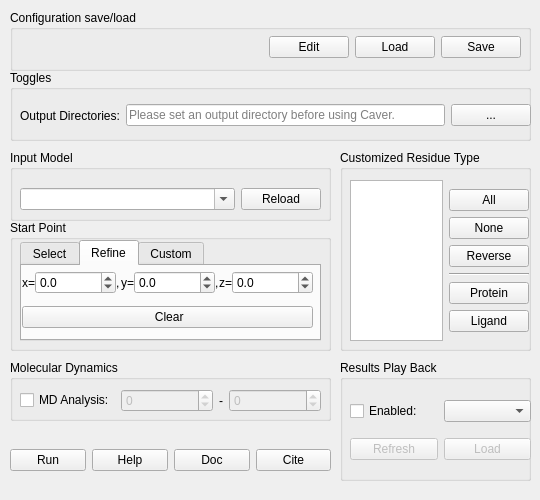
Above: Caver4/ui/caver.ui from YaoYinYing/caver-pymol-plugin before the change. Below: the same form after it.
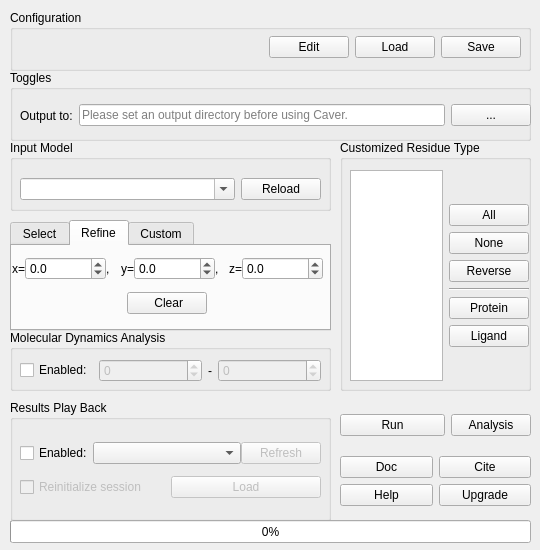
That is the form after the change. The open tabs and pages were chosen to show the change.

```diff
--- a/Caver4/ui/caver.ui
+++ b/Caver4/ui/caver.ui
@@ -7,19 +7,19 @@
     <x>0</x>
     <y>0</y>
     <width>540</width>
-    <height>500</height>
+    <height>550</height>
    </rect>
   </property>
   <property name="minimumSize">
    <size>
     <width>540</width>
-    <height>500</height>
+    <height>550</height>
    </size>
   </property>
   <property name="maximumSize">
    <size>
     <width>540</width>
-    <height>500</height>
+    <height>550</height>
    </size>
   </property>
   <property name="windowTitle">
@@ -35,7 +35,7 @@
     </rect>
    </property>
    <property name="title">
-    <string>Configuration save/load</string>
+    <string>Configuration</string>
    </property>
    <widget class="QWidget" name="horizontalLayoutWidget_9">
     <property name="geometry">
@@ -145,7 +145,7 @@
        <item>
         <widget class="QLabel" name="label_8">
          <property name="text">
-          <string>Output Directories:</string>
+          <string>Output to:</string>
          </property>
         </widget>
        </item>
@@ -178,7 +178,7 @@
    <property name="geometry">
     <rect>
      <x>10</x>
-     <y>150</y>
+     <y>140</y>
      <width>321</width>
      <height>71</height>
     </rect>
@@ -225,412 +225,13 @@
     </layout>
    </widget>
   </widget>
-  <widget class="QGroupBox" name="groupBox_4">
-   <property name="geometry">
-    <rect>
-     <x>10</x>
-     <y>220</y>
-     <width>321</width>
-     <height>131</height>
-    </rect>
-   </property>
-   <property name="title">
-    <string>Start Point </string>
-   </property>
-   <widget class="QTabWidget" name="tabWidget">
-    <property name="geometry">
-     <rect>
-      <x>10</x>
-      <y>20</y>
-      <width>301</width>
-      <height>101</height>
-     </rect>
-    </property>
-    <property name="currentIndex">
-     <number>0</number>
-    </property>
-    <widget class="QWidget" name="tab_coordinates">
-     <property name="toolTip">
-      <string>Use PyMOL selection to create starting point coordinates.</string>
-     </property>
-     <attribute name="title">
-      <string>Select</string>
-     </attribute>
-     <widget class="QWidget" name="verticalLayoutWidget_4">
-      <property name="geometry">
-       <rect>
-        <x>0</x>
-        <y>0</y>
-        <width>291</width>
-        <height>71</height>
-       </rect>
-      </property>
-      <layout class="QVBoxLayout" name="verticalLayout_3">
-       <property name="spacing">
-        <number>0</number>
-       </property>
-       <item>
-        <layout class="QHBoxLayout" name="horizontalLayout_14">
-         <item>
-          <widget class="QLabel" name="label_9">
-           <property name="text">
-            <string>Selection: </string>
-           </property>
-          </widget>
-         </item>
-         <item>
-          <widget class="QComboBox" name="comboBox_startPointSele">
-           <property name="sizePolicy">
-            <sizepolicy hsizetype="Expanding" vsizetype="Fixed">
-             <horstretch>0</horstretch>
-             <verstretch>0</verstretch>
-            </sizepolicy>
-           </property>
-           <property name="toolTip">
-            <string/>
-           </property>
-           <property name="editable">
-            <bool>true</bool>
-           </property>
-          </widget>
-         </item>
-        </layout>
-       </item>
-       <item>
-        <layout class="QHBoxLayout" name="horizontalLayout_15">
-         <item>
-          <widget class="QPushButton" name="pushButton_RefreshSelection">
-           <property name="toolTip">
-            <string>Refresh the selection list</string>
-           </property>
-           <property name="text">
-            <string>Refresh</string>
-           </property>
-          </widget>
-         </item>
-         <item>
-          <widget class="QPushButton" name="pushButton_convertStartPointSele">
-           <property name="toolTip">
-            <string>Convert selection into xyz-coordinates.</string>
-           </property>
-           <property name="text">
-            <string>Convert</string>
-           </property>
-          </widget>
-         </item>
-        </layout>
-       </item>
-      </layout>
-     </widget>
-    </widget>
-    <widget class="QWidget" name="tab_refine">
-     <property name="toolTip">
-      <string>Refine coordinates from PyMOL selection.</string>
-     </property>
-     <attribute name="title">
-      <string>Refine</string>
-     </attribute>
-     <widget class="QWidget" name="verticalLayoutWidget_3">
-      <property name="geometry">
-       <rect>
-        <x>0</x>
-        <y>-1</y>
-        <width>291</width>
-        <height>71</height>
-       </rect>
-      </property>
-      <layout class="QVBoxLayout" name="verticalLayout_7">
-       <item>
-        <layout class="QHBoxLayout" name="horizontalLayout_27">
-         <property name="spacing">
-          <number>0</number>
-         </property>
-         <item>
-          <layout class="QHBoxLayout" name="horizontalLayout_28">
-           <item>
-            <widget class="QLabel" name="label_20">
-             <property name="text">
-              <string>x=</string>
-             </property>
-            </widget>
-           </item>
-           <item>
-            <widget class="QDoubleSpinBox" name="doubleSpinBox_x">
-             <property name="suffix">
-              <string/>
-             </property>
-             <property name="decimals">
-              <number>1</number>
-             </property>
-             <property name="minimum">
-              <double>-100000.000000000000000</double>
-             </property>
-             <property name="maximum">
-              <double>100000.000000000000000</double>
-             </property>
-            </widget>
-           </item>
-          </layout>
-         </item>
-         <item>
-          <widget class="QLabel" name="label_21">
-           <property name="text">
-            <string>,</string>
-           </property>
-          </widget>
-         </item>
-         <item>
-          <layout class="QHBoxLayout" name="horizontalLayout_29">
-           <item>
-            <widget class="QLabel" name="label_22">
-             <property name="text">
-              <string>y=</string>
-             </property>
-            </widget>
-           </item>
-           <item>
-            <widget class="QDoubleSpinBox" name="doubleSpinBox_y">
-             <property name="suffix">
-              <string/>
-             </property>
-             <property name="decimals">
-              <number>1</number>
-             </property>
-             <property name="minimum">
-              <double>-100000.000000000000000</double>
-             </property>
-             <property name="maximum">
-              <double>100000.000000000000000</double>
-             </property>
-            </widget>
-           </item>
-          </layout>
-         </item>
-         <item>
-          <widget class="QLabel" name="label_23">
-           <property name="text">
-            <string>,</string>
-           </property>
-          </widget>
-         </item>
-         <item>
-          <layout class="QHBoxLayout" name="horizontalLayout_30">
-           <item>
-            <widget class="QLabel" name="label_24">
-             <property name="text">
-              <string>z=</string>
-             </property>
-            </widget>
-           </item>
-           <item>
-            <widget class="QDoubleSpinBox" name="doubleSpinBox_z">
-             <property name="suffix">
-              <string/>
-             </property>
-             <property name="decimals">
-              <number>1</number>
-             </property>
-             <property name="minimum">
-              <double>-100000.000000000000000</double>
-             </property>
-             <property name="maximum">
-              <double>100000.000000000000000</double>
-             </property>
-            </widget>
-           </item>
-          </layout>
-         </item>
-        </layout>
-       </item>
-       <item>
-        <widget class="QPushButton" name="pushButton_clearStartPointSele">
-         <property name="sizePolicy">
-          <sizepolicy hsizetype="Ignored" vsizetype="Fixed">
-           <horstretch>0</horstretch>
-           <verstretch>0</verstretch>
-          </sizepolicy>
-         </property>
-         <property name="toolTip">
-          <string>If you wish to use Custom input, clear the selections.</string>
-         </property>
-         <property name="text">
-          <string> Clear</string>
-         </property>
-        </widget>
-       </item>
-      </layout>
-     </widget>
-    </widget>
-    <widget class="QWidget" name="tab_atoms">
-     <property name="toolTip">
-      <string>Input custom starting point settings. Atoms for atom ids, Residues for residue ids, coordinates for xyz coordinates. For Residues, please check the chain IDs of input model.</string>
-     </property>
-     <attribute name="title">
-      <string>Custom</string>
-     </attribute>
-     <widget class="QWidget" name="verticalLayoutWidget_2">
-      <property name="geometry">
-       <rect>
-        <x>10</x>
-        <y>10</y>
-        <width>281</width>
-        <height>61</height>
-       </rect>
-      </property>
-      <layout class="QVBoxLayout" name="verticalLayout_2">
-       <item>
-        <layout class="QHBoxLayout" name="horizontalLayout_4">
-         <item>
-          <widget class="QRadioButton" name="radioButton_startAsAtoms">
-           <property name="sizePolicy">
-            <sizepolicy hsizetype="Fixed" vsizetype="Fixed">
-             <horstretch>0</horstretch>
-             <verstretch>0</verstretch>
-            </sizepolicy>
-           </property>
-           <property name="toolTip">
-            <string>Corresponding to starting_point_atom</string>
-           </property>
-           <property name="text">
-            <string>Atoms</string>
-           </property>
-          </widget>
-         </item>
-         <item>
-          <widget class="QRadioButton" name="radioButton_startAsResidues">
-           <property name="sizePolicy">
-            <sizepolicy hsizetype="Fixed" vsizetype="Fixed">
-             <horstretch>0</horstretch>
-             <verstretch>0</verstretch>
-            </sizepolicy>
-           </property>
-           <property name="toolTip">
-            <string>Corresponding to starting_point_residue</string>
-           </property>
-           <property name="text">
-            <string>Residues</string>
-           </property>
-          </widget>
-         </item>
-         <item>
-          <widget class="QRadioButton" name="radioButton_startAsCoords">
-           <property name="sizePolicy">
-            <sizepolicy hsizetype="Fixed" vsizetype="Fixed">
-             <horstretch>0</horstretch>
-             <verstretch>0</verstretch>
-            </sizepolicy>
-           </property>
-           <property name="toolTip">
-            <string>Corresponding to starting_point_coordinates</string>
-           </property>
-           <property name="text">
-            <string>Coordinates</string>
-           </property>
-          </widget>
-         </item>
-        </layout>
-       </item>
-       <item>
-        <widget class="QTextEdit" name="textEdit_startpoint">
-         <property name="maximumSize">
-          <size>
-           <width>16777215</width>
-           <height>30</height>
-          </size>
-         </property>
-         <property name="toolTip">
-          <string>See the document for detaild syntax.</string>
-         </property>
-        </widget>
-       </item>
-      </layout>
-     </widget>
-    </widget>
-   </widget>
-  </widget>
-  <widget class="QWidget" name="horizontalLayoutWidget_22">
-   <property name="geometry">
-    <rect>
-     <x>10</x>
-     <y>440</y>
-     <width>321</width>
-     <height>41</height>
-    </rect>
-   </property>
-   <layout class="QHBoxLayout" name="horizontalLayout_22">
-    <item>
-     <widget class="QPushButton" name="pushButton_compute">
-      <property name="sizePolicy">
-       <sizepolicy hsizetype="Minimum" vsizetype="Fixed">
-        <horstretch>0</horstretch>
-        <verstretch>0</verstretch>
-       </sizepolicy>
-      </property>
-      <property name="toolTip">
-       <string>Run the analysis</string>
-      </property>
-      <property name="text">
-       <string>Run</string>
-      </property>
-     </widget>
-    </item>
-    <item>
-     <widget class="QPushButton" name="pushButton_help">
-      <property name="sizePolicy">
-       <sizepolicy hsizetype="Fixed" vsizetype="Fixed">
-        <horstretch>0</horstretch>
-        <verstretch>0</verstretch>
-       </sizepolicy>
-      </property>
-      <property name="toolTip">
-       <string>Help from the official website</string>
-      </property>
-      <property name="text">
-       <string>Help</string>
-      </property>
-     </widget>
-    </item>
-    <item>
-     <widget class="QPushButton" name="pushButton_doc">
-      <property name="sizePolicy">
-       <sizepolicy hsizetype="Fixed" vsizetype="Fixed">
-        <horstretch>0</horstretch>
-        <verstretch>0</verstretch>
-       </sizepolicy>
-      </property>
-      <property name="toolTip">
-       <string>Open document of Caver configuration</string>
-      </property>
-      <property name="text">
-       <string>Doc</string>
-      </property>
-     </widget>
-    </item>
-    <item>
-     <widget class="QPushButton" name="pushButton_cite">
-      <property name="sizePolicy">
-       <sizepolicy hsizetype="Fixed" vsizetype="Fixed">
-        <horstretch>0</horstretch>
-        <verstretch>0</verstretch>
-       </sizepolicy>
-      </property>
-      <property name="toolTip">
-       <string>Cite info</string>
-      </property>
-      <property name="text">
-       <string>Cite</string>
-      </property>
-     </widget>
-    </item>
-   </layout>
-  </widget>
   <widget class="QGroupBox" name="groupBox_5">
    <property name="geometry">
     <rect>
      <x>340</x>
-     <y>150</y>
+     <y>140</y>
      <width>191</width>
-     <height>201</height>
+     <height>251</height>
     </rect>
    </property>
    <property name="title">
@@ -642,18 +243,24 @@
       <x>10</x>
       <y>30</y>
       <width>179</width>
-      <height>161</height>
+      <height>211</height>
      </rect>
     </property>
     <layout class="QHBoxLayout" name="horizontalLayout_23">
      <item>
       <widget class="QListView" name="listView_residueType">
        <property name="sizePolicy">
-        <sizepolicy hsizetype="Preferred" vsizetype="Expanding">
+        <sizepolicy hsizetype="Maximum" vsizetype="Expanding">
          <horstretch>0</horstretch>
          <verstretch>0</verstretch>
         </sizepolicy>
        </property>
+       <property name="maximumSize">
+        <size>
+         <width>100</width>
+         <height>250</height>
+        </size>
+       </property>
        <property name="toolTip">
         <string>Residue names that takes into account. Protein residues is the default. Unselected residues will be ignored.</string>
        </property>
@@ -760,9 +367,9 @@
   <widget class="QGroupBox" name="groupBox_6">
    <property name="geometry">
     <rect>
-     <x>340</x>
-     <y>360</y>
-     <width>191</width>
+     <x>10</x>
+     <y>400</y>
+     <width>321</width>
      <height>121</height>
     </rect>
    </property>
@@ -777,59 +384,112 @@
      <rect>
       <x>10</x>
       <y>30</y>
-      <width>181</width>
-      <height>80</height>
+      <width>301</width>
+      <height>81</height>
      </rect>
     </property>
-    <layout class="QVBoxLayout" name="verticalLayout">
+    <layout class="QHBoxLayout" name="horizontalLayout_7">
      <item>
-      <layout class="QHBoxLayout" name="horizontalLayout_2">
+      <layout class="QVBoxLayout" name="verticalLayout">
+       <property name="spacing">
+        <number>0</number>
+       </property>
        <item>
-        <widget class="QCheckBox" name="checkBox_EnablePlayBack">
-         <property name="toolTip">
-          <string>Enable result play backs for historical analyses.</string>
-         </property>
-         <property name="text">
-          <string>Enabled:</string>
-         </property>
-        </widget>
+        <layout class="QHBoxLayout" name="horizontalLayout_2">
+         <item>
+          <widget class="QCheckBox" name="checkBox_EnablePlayBack">
+           <property name="sizePolicy">
+            <sizepolicy hsizetype="Fixed" vsizetype="Fixed">
+             <horstretch>0</horstretch>
+             <verstretch>0</verstretch>
+            </sizepolicy>
+           </property>
+           <property name="toolTip">
+            <string>Enable result play backs for historical analyses.</string>
+           </property>
+           <property name="text">
+            <string>Enabled:</string>
+           </property>
+          </widget>
+         </item>
+         <item>
+          <widget class="QComboBox" name="comboBox_RunID">
+           <property name="maximumSize">
+            <size>
+             <width>1000</width>
+             <height>16777215</height>
+            </size>
+           </property>
+           <property name="toolTip">
+            <string>Run ID that under the outputs.</string>
+           </property>
+          </widget>
+         </item>
+         <item>
+          <widget class="QPushButton" name="pushButton_RefreshRunID">
+           <property name="enabled">
+            <bool>false</bool>
+           </property>
+           <property name="sizePolicy">
+            <sizepolicy hsizetype="Maximum" vsizetype="Fixed">
+             <horstretch>0</horstretch>
+             <verstretch>0</verstretch>
+            </sizepolicy>
+           </property>
+           <property name="toolTip">
+            <string>Refresh the Run IDs</string>
+           </property>
+           <property name="text">
+            <string>Refresh</string>
+           </property>
+          </widget>
+         </item>
+        </layout>
        </item>
        <item>
-        <widget class="QComboBox" name="comboBox_RunID">
-         <property name="toolTip">
-          <string>Run ID that under the outputs.</string>
-         </property>
-        </widget>
-       </item>
-      </layout>
-     </item>
-     <item>
-      <layout class="QHBoxLayout" name="horizontalLayout_3">
-       <item>
-        <widget class="QPushButton" name="pushButton_RefreshRunID">
-         <property name="enabled">
-          <bool>false</bool>
-         </property>
-         <property name="toolTip">
-          <string>Refresh the Run IDs</string>
-         </property>
-         <property name="text">
-          <string>Refresh</string>
-         </property>
-        </widget>
-       </item>
-       <item>
-        <widget class="QPushButton" name="pushButton_LoadRunID">
-         <property name="enabled">
-          <bool>false</bool>
-         </property>
-         <property name="toolTip">
-          <string>Load selected Run ID into PyMOL session.</string>
-         </property>
-         <property name="text">
-          <string>Load</string>
-         </property>
-        </widget>
+        <layout class="QHBoxLayout" name="horizontalLayout_3">
+         <item>
+          <widget class="QCheckBox" name="checkBox_playback_reinit">
+           <property name="enabled">
+            <bool>false</bool>
+           </property>
+           <property name="sizePolicy">
+            <sizepolicy hsizetype="Minimum" vsizetype="Fixed">
+             <horstretch>0</horstretch>
+             <verstretch>0</verstretch>
+            </sizepolicy>
+           </property>
+           <property name="toolTip">
+            <string>Reinitialize the session and load the complete results, including PDB structures and tunnels. This may discard any unsaved works.</string>
+           </property>
+           <property name="text">
+            <string>Reinitialize session</string>
+           </property>
+           <property name="shortcut">
+            <string/>
+           </property>
+          </widget>
+         </item>
+         <item>
+          <widget class="QPushButton" name="pushButton_LoadRunID">
+           <property name="enabled">
+            <bool>false</bool>
+           </property>
+           <property name="sizePolicy">
+            <sizepolicy hsizetype="Minimum" vsizetype="Fixed">
+             <horstretch>0</horstretch>
+             <verstretch>0</verstretch>
+            </sizepolicy>
+           </property>
+           <property name="toolTip">
+            <string>Load selected Run ID into PyMOL session.</string>
+           </property>
+           <property name="text">
+            <string>Load</string>
+           </property>
+          </widget>
+         </item>
+        </layout>
        </item>
       </layout>
      </item>
@@ -840,13 +500,13 @@
    <property name="geometry">
     <rect>
      <x>10</x>
-     <y>360</y>
+     <y>330</y>
      <width>321</width>
      <height>61</height>
     </rect>
    </property>
    <property name="title">
-    <string>Molecular Dynamics</string>
+    <string>Molecular Dynamics Analysis</string>
    </property>
    <widget class="QWidget" name="layoutWidget">
     <property name="geometry">
@@ -864,7 +524,7 @@
         <string>Enable MD analysis from PyMOL states.</string>
        </property>
        <property name="text">
-        <string>MD Analysis:</string>
+        <string>Enabled:</string>
        </property>
       </widget>
      </item>
@@ -884,14 +544,11 @@
          <property name="toolTip">
           <string>Start state number</string>
          </property>
-         <property name="suffix">
-          <string/>
-         </property>
          <property name="minimum">
           <number>-1</number>
          </property>
          <property name="maximum">
-          <number>999999</number>
+          <number>9999</number>
          </property>
         </widget>
        </item>
@@ -923,7 +580,10 @@
           <number>-1</number>
          </property>
          <property name="maximum">
-          <number>999999</number>
+          <number>9999</number>
+         </property>
+         <property name="value">
+          <number>0</number>
          </property>
         </widget>
        </item>
@@ -932,6 +592,471 @@
     </layout>
    </widget>
   </widget>
+  <widget class="QWidget" name="verticalLayoutWidget_5">
+   <property name="geometry">
+    <rect>
+     <x>340</x>
+     <y>400</y>
+     <width>191</width>
+     <height>121</height>
+    </rect>
+   </property>
+   <layout class="QVBoxLayout" name="verticalLayout_8">
+    <item>
+     <layout class="QHBoxLayout" name="horizontalLayout_22">
+      <item>
+       <widget class="QPushButton" name="pushButton_compute">
+        <property name="sizePolicy">
+         <sizepolicy hsizetype="Minimum" vsizetype="Fixed">
+          <horstretch>0</horstretch>
+          <verstretch>0</verstretch>
+         </sizepolicy>
+        </property>
+        <property name="toolTip">
+         <string>Run the analysis</string>
+        </property>
+        <property name="text">
+         <string>Run</string>
+        </property>
+       </widget>
+      </item>
+      <item>
+       <widget class="QPushButton" name="pushButton_analysis">
+        <property name="sizePolicy">
+         <sizepolicy hsizetype="Maximum" vsizetype="Fixed">
+          <horstretch>0</horstretch>
+          <verstretch>0</verstretch>
+         </sizepolicy>
+        </property>
+        <property name="toolTip">
+         <string>Open advanced result analysis window.</string>
+        </property>
+        <property name="text">
+         <string>Analysis</string>
+        </property>
+       </widget>
+      </item>
+     </layout>
+    </item>
+    <item>
+     <layout class="QHBoxLayout" name="horizontalLayout_6">
+      <item>
+       <layout class="QGridLayout" name="gridLayout">
+        <item row="1" column="1">
+         <widget class="QPushButton" name="pushButton_upgrade">
+          <property name="sizePolicy">
+           <sizepolicy hsizetype="Minimum" vsizetype="Fixed">
+            <horstretch>0</horstretch>
+            <verstretch>0</verstretch>
+           </sizepolicy>
+          </property>
+          <property name="toolTip">
+           <string>Check Update</string>
+          </property>
+          <property name="text">
+           <string>Upgrade</string>
+          </property>
+         </widget>
+        </item>
+        <item row="0" column="0">
+         <widget class="QPushButton" name="pushButton_doc">
+          <property name="sizePolicy">
+           <sizepolicy hsizetype="Minimum" vsizetype="Fixed">
+            <horstretch>0</horstretch>
+            <verstretch>0</verstretch>
+           </sizepolicy>
+          </property>
+          <property name="toolTip">
+           <string>Open document of Caver configuration</string>
+          </property>
+          <property name="text">
+           <string>Doc</string>
+          </property>
+         </widget>
+        </item>
+        <item row="0" column="1">
+         <widget class="QPushButton" name="pushButton_cite">
+          <property name="sizePolicy">
+           <sizepolicy hsizetype="Minimum" vsizetype="Fixed">
+            <horstretch>0</horstretch>
+            <verstretch>0</verstretch>
+           </sizepolicy>
+          </property>
+          <property name="toolTip">
+           <string>Cite info</string>
+          </property>
+          <property name="text">
+           <string>Cite</string>
+          </property>
+         </widget>
+        </item>
+        <item row="1" column="0">
+         <widget class="QPushButton" name="pushButton_help">
+          <property name="sizePolicy">
+           <sizepolicy hsizetype="Minimum" vsizetype="Fixed">
+            <horstretch>0</horstretch>
+            <verstretch>0</verstretch>
+           </sizepolicy>
+          </property>
+          <property name="toolTip">
+           <string>Help from the official website</string>
+          </property>
+          <property name="text">
+           <string>Help</string>
+          </property>
+         </widget>
+        </item>
+       </layout>
+      </item>
+     </layout>
+    </item>
+   </layout>
+  </widget>
+  <widget class="QTabWidget" name="tabWidget">
+   <property name="geometry">
+    <rect>
+     <x>10</x>
+     <y>220</y>
+     <width>321</width>
+     <height>111</height>
+    </rect>
+   </property>
+   <property name="currentIndex">
+    <number>0</number>
+   </property>
+   <widget class="QWidget" name="tab_coordinates">
+    <property name="toolTip">
+     <string>Use PyMOL selection to create starting point coordinates.</string>
+    </property>
+    <attribute name="title">
+     <string>Select</string>
+    </attribute>
+    <widget class="QWidget" name="verticalLayoutWidget_4">
+     <property name="geometry">
+      <rect>
+       <x>0</x>
+       <y>0</y>
+       <width>311</width>
+       <height>81</height>
+      </rect>
+     </property>
+     <layout class="QVBoxLayout" name="verticalLayout_3">
+      <property name="spacing">
+       <number>0</number>
+      </property>
+      <item>
+       <layout class="QHBoxLayout" name="horizontalLayout_14">
+        <item>
+         <widget class="QLabel" name="label_9">
+          <property name="text">
+           <string>Selection: </string>
+          </property>
+         </widget>
+        </item>
+        <item>
+         <widget class="QComboBox" name="comboBox_startPointSele">
+          <property name="sizePolicy">
+           <sizepolicy hsizetype="Expanding" vsizetype="Fixed">
+            <horstretch>0</horstretch>
+            <verstretch>0</verstretch>
+           </sizepolicy>
+          </property>
+          <property name="toolTip">
+           <string/>
+          </property>
+          <property name="editable">
+           <bool>true</bool>
+          </property>
+         </widget>
+        </item>
+       </layout>
+      </item>
+      <item>
+       <layout class="QHBoxLayout" name="horizontalLayout_15">
+        <item>
+         <widget class="QPushButton" name="pushButton_RefreshSelection">
+          <property name="sizePolicy">
+           <sizepolicy hsizetype="Maximum" vsizetype="Fixed">
+            <horstretch>0</horstretch>
+            <verstretch>0</verstretch>
+           </sizepolicy>
+          </property>
+          <property name="toolTip">
+           <string>Refresh the selection list</string>
+          </property>
+          <property name="text">
+           <string>Refresh</string>
+          </property>
+         </widget>
+        </item>
+        <item>
+         <widget class="QPushButton" name="pushButton_convertStartPointSele">
+          <property name="sizePolicy">
+           <sizepolicy hsizetype="Maximum" vsizetype="Fixed">
+            <horstretch>0</horstretch>
+            <verstretch>0</verstretch>
+           </sizepolicy>
+          </property>
+          <property name="toolTip">
+           <string>Convert selection into xyz-coordinates.</string>
+          </property>
+          <property name="text">
+           <string>Convert</string>
+          </property>
+         </widget>
+        </item>
+       </layout>
+      </item>
+     </layout>
+    </widget>
+   </widget>
+   <widget class="QWidget" name="tab_refine">
+    <property name="toolTip">
+     <string>Refine coordinates from PyMOL selection.</string>
+    </property>
+    <attribute name="title">
+     <string>Refine</string>
+    </attribute>
+    <widget class="QWidget" name="verticalLayoutWidget_3">
+     <property name="geometry">
+      <rect>
+       <x>0</x>
+       <y>-1</y>
+       <width>311</width>
+       <height>81</height>
+      </rect>
+     </property>
+     <layout class="QVBoxLayout" name="verticalLayout_7">
+      <property name="spacing">
+       <number>0</number>
+      </property>
+      <item>
+       <layout class="QHBoxLayout" name="horizontalLayout_27">
+        <property name="spacing">
+         <number>0</number>
+        </property>
+        <item>
+         <layout class="QHBoxLayout" name="horizontalLayout_28">
+          <item>
+           <widget class="QLabel" name="label_20">
+            <property name="text">
+             <string>x=</string>
+            </property>
+           </widget>
+          </item>
+          <item>
+           <widget class="QDoubleSpinBox" name="doubleSpinBox_x">
+            <property name="suffix">
+             <string/>
+            </property>
+            <property name="decimals">
+             <number>1</number>
+            </property>
+            <property name="minimum">
+             <double>-100000.000000000000000</double>
+            </property>
+            <property name="maximum">
+             <double>100000.000000000000000</double>
+            </property>
+           </widget>
+          </item>
+         </layout>
+        </item>
+        <item>
+         <widget class="QLabel" name="label_21">
+          <property name="text">
+           <string>,</string>
+          </property>
+         </widget>
+        </item>
+        <item>
+         <layout class="QHBoxLayout" name="horizontalLayout_29">
+          <item>
+           <widget class="QLabel" name="label_22">
+            <property name="text">
+             <string>y=</string>
+            </property>
+           </widget>
+          </item>
+          <item>
+           <widget class="QDoubleSpinBox" name="doubleSpinBox_y">
+            <property name="suffix">
+             <string/>
+            </property>
+            <property name="decimals">
+             <number>1</number>
+            </property>
+            <property name="minimum">
+             <double>-100000.000000000000000</double>
+            </property>
+            <property name="maximum">
+             <double>100000.000000000000000</double>
+            </property>
+           </widget>
+          </item>
+         </layout>
+        </item>
+        <item>
+         <widget class="QLabel" name="label_23">
+          <property name="text">
+           <string>,</string>
+          </property>
+         </widget>
+        </item>
+        <item>
+         <layout class="QHBoxLayout" name="horizontalLayout_30">
+          <item>
+           <widget class="QLabel" name="label_24">
+            <property name="text">
+             <string>z=</string>
+            </property>
+           </widget>
+          </item>
+          <item>
+           <widget class="QDoubleSpinBox" name="doubleSpinBox_z">
+            <property name="suffix">
+             <string/>
+            </property>
+            <property name="decimals">
+             <number>1</number>
+            </property>
+            <property name="minimum">
+             <double>-100000.000000000000000</double>
+            </property>
+            <property name="maximum">
+             <double>100000.000000000000000</double>
+            </property>
+           </widget>
+          </item>
+         </layout>
+        </item>
+       </layout>
+      </item>
+      <item>
+       <layout class="QHBoxLayout" name="horizontalLayout_5">
+        <item>
+         <widget class="QPushButton" name="pushButton_clearStartPointSele">
+          <property name="sizePolicy">
+           <sizepolicy hsizetype="Maximum" vsizetype="Fixed">
+            <horstretch>0</horstretch>
+            <verstretch>0</verstretch>
+           </sizepolicy>
+          </property>
+          <property name="toolTip">
+           <string>If you wish to use Custom input, clear the selections.</string>
+          </property>
+          <property name="text">
+           <string> Clear</string>
+          </property>
+         </widget>
+        </item>
+       </layout>
+      </item>
+     </layout>
+    </widget>
+   </widget>
+   <widget class="QWidget" name="tab_atoms">
+    <property name="toolTip">
+     <string>Input custom starting point settings. Atoms for atom ids, Residues for residue ids, coordinates for xyz coordinates. For Residues, please check the chain IDs of input model.</string>
+    </property>
+    <attribute name="title">
+     <string>Custom</string>
+    </attribute>
+    <widget class="QWidget" name="verticalLayoutWidget_2">
+     <property name="geometry">
+      <rect>
+       <x>0</x>
+       <y>1</y>
+       <width>311</width>
+       <height>81</height>
+      </rect>
+     </property>
+     <layout class="QVBoxLayout" name="verticalLayout_2">
+      <item>
+       <layout class="QHBoxLayout" name="horizontalLayout_4">
+        <item>
+         <widget class="QRadioButton" name="radioButton_startAsCoords">
+          <property name="sizePolicy">
+           <sizepolicy hsizetype="Fixed" vsizetype="Fixed">
+            <horstretch>0</horstretch>
+            <verstretch>0</verstretch>
+           </sizepolicy>
+          </property>
+          <property name="toolTip">
+           <string>Corresponding to starting_point_coordinates</string>
+          </property>
+          <property name="text">
+           <string>Coordinates</string>
+          </property>
+          <property name="checkable">
+           <bool>true</bool>
+          </property>
+         </widget>
+        </item>
+        <item>
+         <widget class="QRadioButton" name="radioButton_startAsAtoms">
+          <property name="sizePolicy">
+           <sizepolicy hsizetype="Fixed" vsizetype="Fixed">
+            <horstretch>0</horstretch>
+            <verstretch>0</verstretch>
+           </sizepolicy>
+          </property>
+          <property name="toolTip">
+           <string>Corresponding to starting_point_atom</string>
+          </property>
+          <property name="text">
+           <string>Atoms</string>
+          </property>
+         </widget>
+        </item>
+        <item>
+         <widget class="QRadioButton" name="radioButton_startAsResidues">
+          <property name="sizePolicy">
+           <sizepolicy hsizetype="Fixed" vsizetype="Fixed">
+            <horstretch>0</horstretch>
+            <verstretch>0</verstretch>
+           </sizepolicy>
+          </property>
+          <property name="toolTip">
+           <string>Corresponding to starting_point_residue</string>
+          </property>
+          <property name="text">
+           <string>Residues</string>
+          </property>
+         </widget>
+        </item>
+       </layout>
+      </item>
+      <item>
+       <widget class="QTextEdit" name="textEdit_startpoint">
+        <property name="maximumSize">
+         <size>
+          <width>16777215</width>
+          <height>30</height>
+         </size>
+        </property>
+        <property name="toolTip">
+         <string>See the document for detaild syntax.</string>
+        </property>
+       </widget>
+      </item>
+     </layout>
+    </widget>
+   </widget>
+  </widget>
+  <widget class="QProgressBar" name="progressBar">
+   <property name="geometry">
+    <rect>
+     <x>10</x>
+     <y>520</y>
+     <width>521</width>
+     <height>23</height>
+    </rect>
+   </property>
+   <property name="value">
+    <number>0</number>
+   </property>
+  </widget>
  </widget>
  <resources/>
  <connections>
```
Left out of the diff: 18 changed lines with no effect on the pictures.
